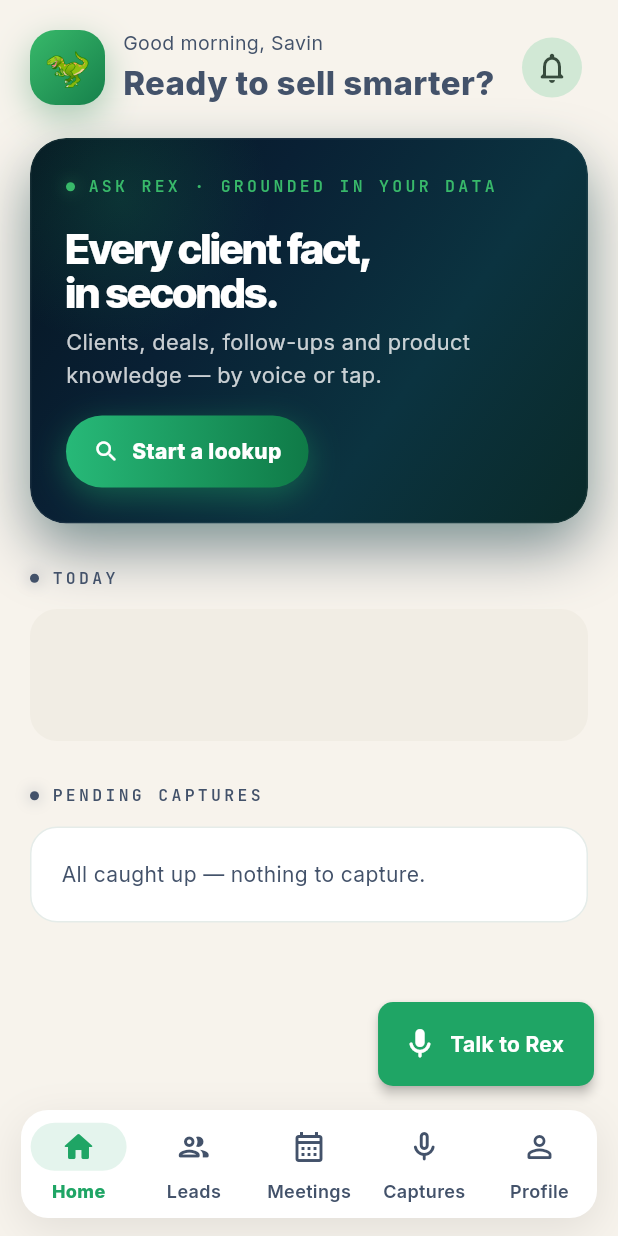
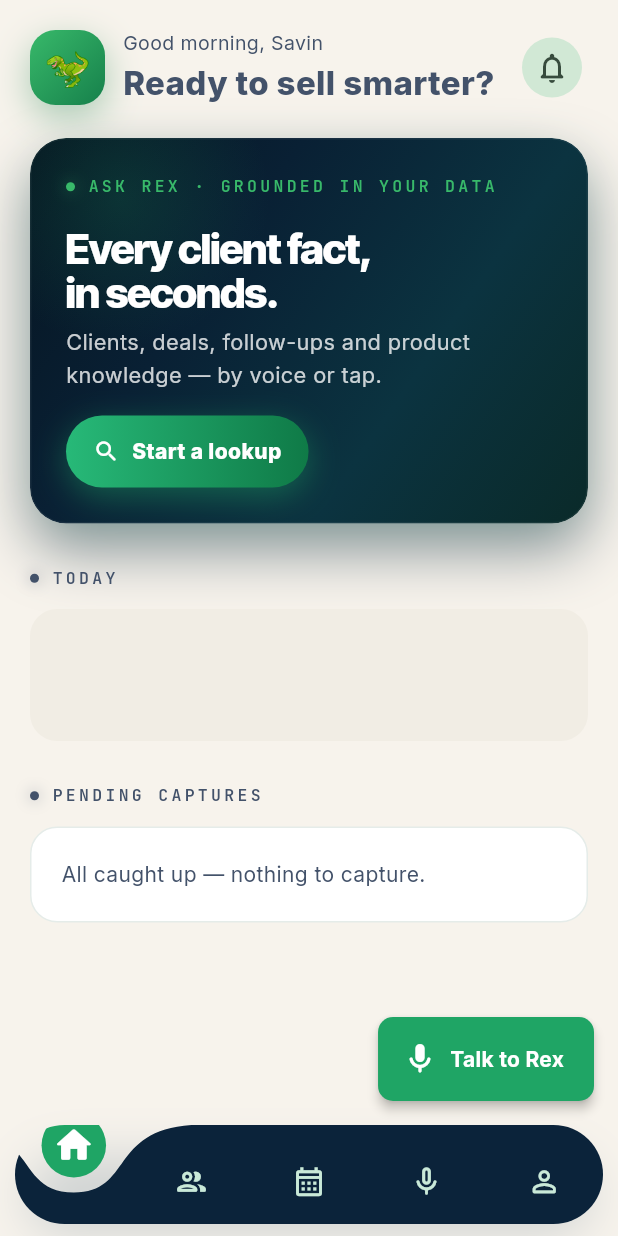
Before and after one commit to savinpadencherry/Focuschainlabs_mobile, a Flutter app: the screen it shows after launch, after a tap on "Continue with Google", on a phone screen of 412 x 824 dp. Run offline on Flutter 3.47's test engine with Material 3 defaults, Android fonts, the phone set to English and light mode, and no system bars; drawn by our look-alikes of curved_navigation_bar, flutter_animate; our stand-ins replace bloc, equatable, flutter_bloc, flutter_dotenv, get_it, google_fonts and 3 more.

Commit message:
feat: replace mobile navigation with premium curved bar

```diff
--- a/lib/features/shell/view/app_shell.dart
+++ b/lib/features/shell/view/app_shell.dart
@@ -1,3 +1,4 @@
+import 'package:curved_navigation_bar/curved_navigation_bar.dart';
 import 'package:flutter/material.dart';
 
 import '../../../core/theme/app_colors.dart';
@@ -11,9 +12,8 @@ import '../../pending/view/pending_page.dart';
 import '../../profile/view/profile_page.dart';
 import 'nav_destinations.dart';
 
-/// Root authenticated surface. Switches between a bottom navigation bar
-/// (phone) and a side navigation rail (tablet / web) so the same screens feel
-/// native at every breakpoint.
+/// Root authenticated surface. Switches between a curved mobile navigation bar
+/// and a side navigation rail on tablet / web so every breakpoint feels native.
 class AppShell extends StatefulWidget {
   const AppShell({super.key});
 
@@ -92,35 +92,64 @@ class _MobileShell extends StatelessWidget {
   @override
   Widget build(BuildContext context) {
     return Scaffold(
+      extendBody: true,
       body: body,
       floatingActionButton: const _TalkToRexFab(),
+      floatingActionButtonLocation: FloatingActionButtonLocation.endFloat,
       bottomNavigationBar: SafeArea(
         top: false,
+        minimum: const EdgeInsets.only(bottom: 8),
         child: Padding(
-          padding: const EdgeInsets.fromLTRB(14, 0, 14, 12),
+          padding: const EdgeInsets.symmetric(horizontal: 10),
           child: DecoratedBox(
             decoration: BoxDecoration(
-              borderRadius: BorderRadius.circular(AppSpacing.radiusLg),
-              boxShadow: const <BoxShadow>[
+              borderRadius: BorderRadius.circular(34),
+              boxShadow: <BoxShadow>[
                 BoxShadow(
-                  color: Color(0x16000000),
-                  blurRadius: 24,
-                  offset: Offset(0, 8),
+                  color: AppColors.navy.withValues(alpha: 0.18),
+                  blurRadius: 28,
+                  spreadRadius: -8,
+                  offset: const Offset(0, 14),
                 ),
               ],
             ),
             child: ClipRRect(
-              borderRadius: BorderRadius.circular(AppSpacing.radiusLg),
-              child: NavigationBar(
-                selectedIndex: index,
-                onDestinationSelected: onSelect,
-                destinations: navDestinations
-                    .map((NavItem n) => NavigationDestination(
-                          icon: Icon(n.icon),
-                          selectedIcon: Icon(n.selectedIcon),
-                          label: n.label,
-                        ))
-                    .toList(),
+              borderRadius: BorderRadius.circular(34),
+              child: CurvedNavigationBar(
+                index: index,
+                height: 66,
+                color: AppColors.navyDeep,
+                buttonBackgroundColor: AppColors.green,
+                backgroundColor: Colors.transparent,
+                animationCurve: Curves.easeOutCubic,
+                animationDuration: const Duration(milliseconds: 420),
+                onTap: onSelect,
+                items: List<Widget>.generate(
+                  navDestinations.length,
+                  (int itemIndex) {
+                    final NavItem item = navDestinations[itemIndex];
+                    final bool selected = itemIndex == index;
+                    return Semantics(
+                      label: item.label,
+                      button: true,
+                      selected: selected,
+                      child: Tooltip(
+                        message: item.label,
+                        child: AnimatedScale(
+                          scale: selected ? 1.08 : 1,
+                          duration: const Duration(milliseconds: 220),
+                          child: Icon(
+                            selected ? item.selectedIcon : item.icon,
+                            size: selected ? 27 : 23,
+                            color: selected
+                                ? Colors.white
+                                : AppColors.greenSoft,
+                          ),
+                        ),
+                      ),
+                    );
+                  },
+                ),
               ),
             ),
           ),
```
